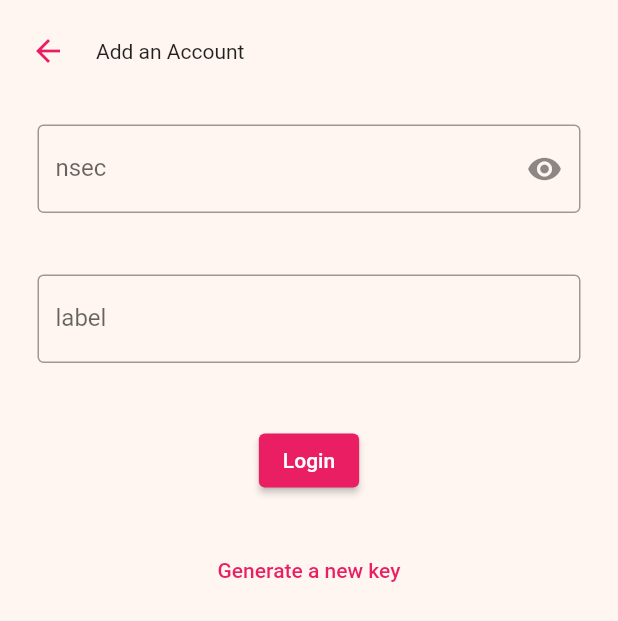
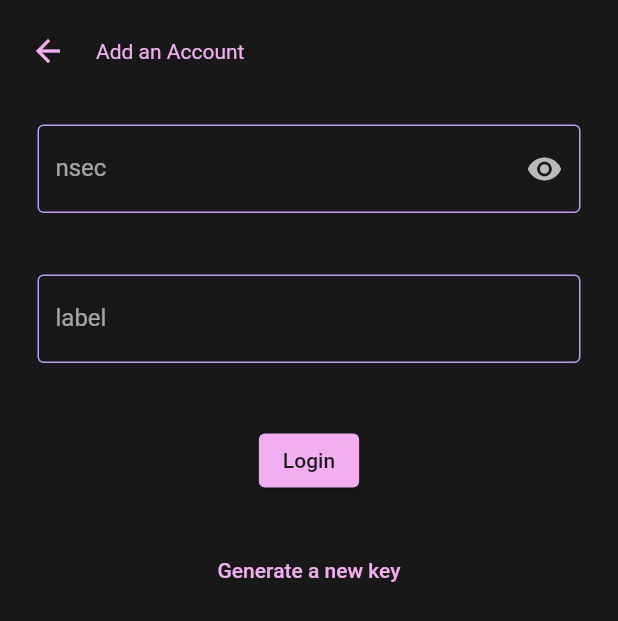
Before and after one commit to wavlake/watermelon, a Flutter app: the screen it shows after launch, on a phone screen of 412 x 824 dp. Shown: the top 621 px of the screen. Run offline on Flutter 3.47's test engine with Material 2 defaults, Android fonts, the phone set to English and light mode, and no system bars; our stand-ins replace flutter_secure_storage, get_storage; missing offline and left inert: mobile_scanner, nostr, nostr_tools; accounts and stored records are empty; Roboto replaces fonts that are missing (Hind, Poppins).

Commit message:
udpate colors

```diff
--- a/lib/main.dart
+++ b/lib/main.dart
@@ -1,9 +1,9 @@
 import 'package:flutter/material.dart';
 import 'package:provider/provider.dart';
 import 'package:get_storage/get_storage.dart';
-import 'screens/userProfile/add_user_profile_screen.dart';
+import '/screens/userProfile/add_user_profile_screen.dart';
 import 'screens/userProfile/edit_profile_screen.dart';
-import 'screens/userProfile/user_profile_screen.dart';
+import 'screens/userProfile/profile_picker.dart';
 import 'model/constants.dart';
 import 'screens/signing_screen.dart';
 import 'screens/welcome_screen.dart';
@@ -45,9 +45,50 @@ class MyApp extends StatelessWidget {
   @override
   Widget build(BuildContext context) {
     return MaterialApp(
-      theme: ThemeData(primarySwatch: Colors.pink, fontFamily: 'Poppins'),
+      theme: ThemeData(
+        // Define the default brightness and colors.
+        primaryColor: WavlakeColors.orange,
+        secondaryHeaderColor: WavlakeColors.mint,
+        cardColor: WavlakeColors.orange,
+        buttonTheme: const ButtonThemeData(
+          buttonColor: WavlakeColors.mint,
+          textTheme: ButtonTextTheme.normal,
+        ),
+        splashColor: WavlakeColors.mint,
+        // Define the default font family.
+        fontFamily: 'Poppins',
+        colorScheme: const ColorScheme.dark(
+          primary: WavlakeColors.pink,
+          secondary: WavlakeColors.mint,
+          background: WavlakeColors.black,
+          surface: WavlakeColors.black,
+          onPrimary: WavlakeColors.black,
+          onSecondary: WavlakeColors.black,
+          onBackground: WavlakeColors.black,
+          onSurface: WavlakeColors.black,
+        ),
+        inputDecorationTheme: const InputDecorationTheme(
+            enabledBorder: OutlineInputBorder(
+                borderSide: BorderSide(color: WavlakeColors.purple)),
+            focusedBorder: OutlineInputBorder(
+                borderSide: BorderSide(color: WavlakeColors.pink))),
+        // Define the default `TextTheme`. Use this to specify the default
+        // text styling for headlines, titles, bodies of text, and more.
+        textTheme: const TextTheme(
+          displayLarge: TextStyle(
+              fontSize: 72.0,
+              fontWeight: FontWeight.bold,
+              color: WavlakeColors.mint),
+          titleLarge: TextStyle(
+              fontSize: 36.0,
+              fontStyle: FontStyle.italic,
+              color: WavlakeColors.orange),
+          bodyMedium: TextStyle(
+              fontSize: 14.0, fontFamily: 'Hind', color: WavlakeColors.pink),
+        ),
+      ),
       debugShowCheckedModeBanner: false,
-      title: 'dispute',
+      title: 'watermelon',
       home: _MyHomePage(),
     );
   }
@@ -108,14 +149,13 @@ class _MyHomePageState extends State<_MyHomePage> {
     }
 
     return Scaffold(
+      backgroundColor: WavlakeColors.black,
       body: LayoutBuilder(
         builder: (context, constraints) {
           return Stack(
             children: [
               // This is the main parent widget of each screen
               SafeArea(
-                child: ColoredBox(
-                    color: WavlakeColors.beige,
                 child: AnimatedSwitcher(
                   duration: const Duration(milliseconds: 200),
                   child: Column(
@@ -124,12 +164,10 @@ class _MyHomePageState extends State<_MyHomePage> {
                       // page is a dynamic widget that changes based on currentScreen
                       page,
                       // Should this screen show the switch profile button?
-                          ...shouldShowProfileSwitchButton[
-                                  appState.currentScreen]!
+                      ...shouldShowProfileSwitchButton[appState.currentScreen]!
                           ? [
                               Padding(
-                                    padding:
-                                        const EdgeInsets.only(bottom: 20.0),
+                                padding: const EdgeInsets.only(bottom: 20.0),
                                 child: TextButton(
                                     onPressed: () {
                                       openProfilePicker();
@@ -140,11 +178,12 @@ class _MyHomePageState extends State<_MyHomePage> {
                           : [],
                     ],
                   ),
-                    )),
+                ),
               ),
               // The stack widget lets us display the profile picker on top of the page widget
               // if showProfilePicker is true, we spread the contents of the array below "...[]"
               if (shouldShowProfilePicker) ...[
+                // This is the dark overlay that covers the page when the profile picker is open
                 Opacity(
                   opacity: 0.4,
                   child: InkWell(
@@ -157,6 +196,7 @@ class _MyHomePageState extends State<_MyHomePage> {
                     ),
                   ),
                 ),
+                // this is the profile picker shown at the bottom of the screen
                 Positioned(
                   left: 0,
                   right: 0,
@@ -165,12 +205,15 @@ class _MyHomePageState extends State<_MyHomePage> {
                     mainAxisAlignment: MainAxisAlignment.center,
                     children: [
                       Container(
-                        decoration:
-                            const BoxDecoration(color: WavlakeColors.mint),
+                        decoration: BoxDecoration(
+                            color: WavlakeColors.lightBlack,
+                            border: Border(
+                                top: BorderSide(
+                                    color: colorScheme.secondary, width: 2.0))),
                         child: SizedBox(
                           width: MediaQuery.of(context).size.width,
                           child: SafeArea(
-                            child: UserProfileScreen(
+                            child: ProfilePicker(
                               closeProfilePicker: closeProfilePicker,
                             ),
                           ),
--- a/lib/model/constants.dart
+++ b/lib/model/constants.dart
@@ -34,4 +34,6 @@ abstract class WavlakeColors {
   static const Color orange = Color(0xFFffb848);
   static const Color mint = Color(0xFF5bdeb1);
   static const Color black = Color(0xFF171817);
+  // new color that isnt used in other apps
+  static const Color lightBlack = Color(0xFF303230);
 }
--- a/lib/screens/userProfile/user_profile_screen.dart
+++ b/lib/screens/userProfile/profile_picker.dart
@@ -5,8 +5,8 @@ import 'package:watermelon/model/constants.dart';
 import 'profile_row.dart';
 import '../../model/state.dart';
 
-class UserProfileScreen extends StatelessWidget {
-  const UserProfileScreen({super.key, required this.closeProfilePicker});
+class ProfilePicker extends StatelessWidget {
+  const ProfilePicker({super.key, required this.closeProfilePicker});
 
   final void Function() closeProfilePicker;
   @override
```
Lines whose indentation alone changed are shown as unchanged.
